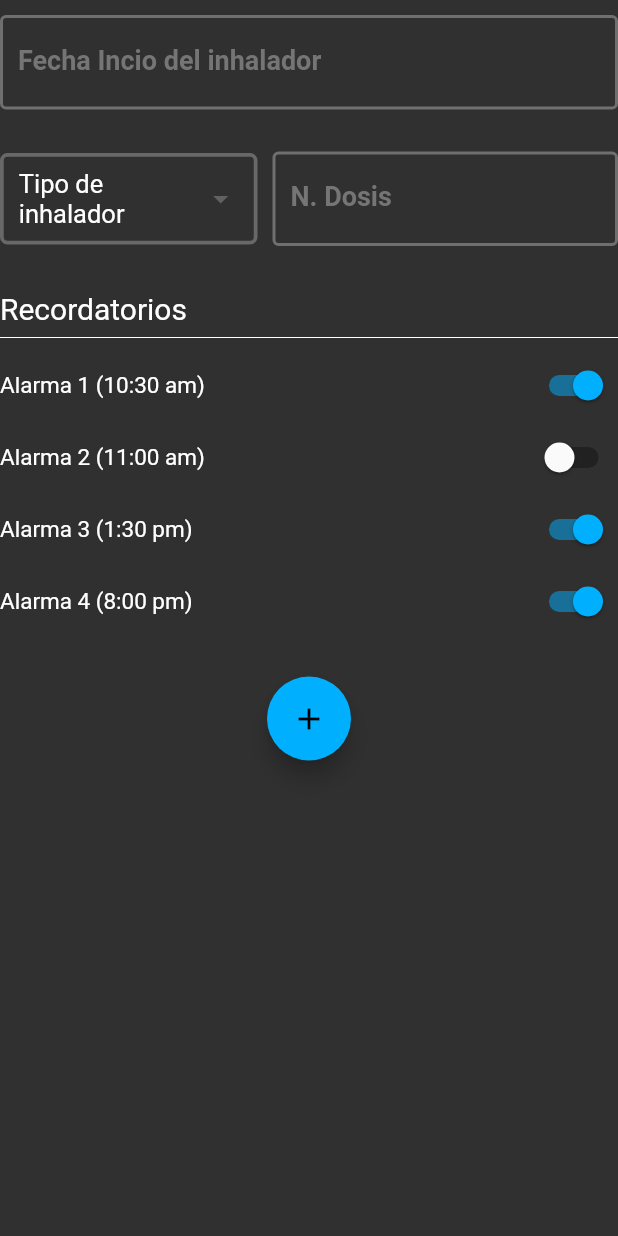
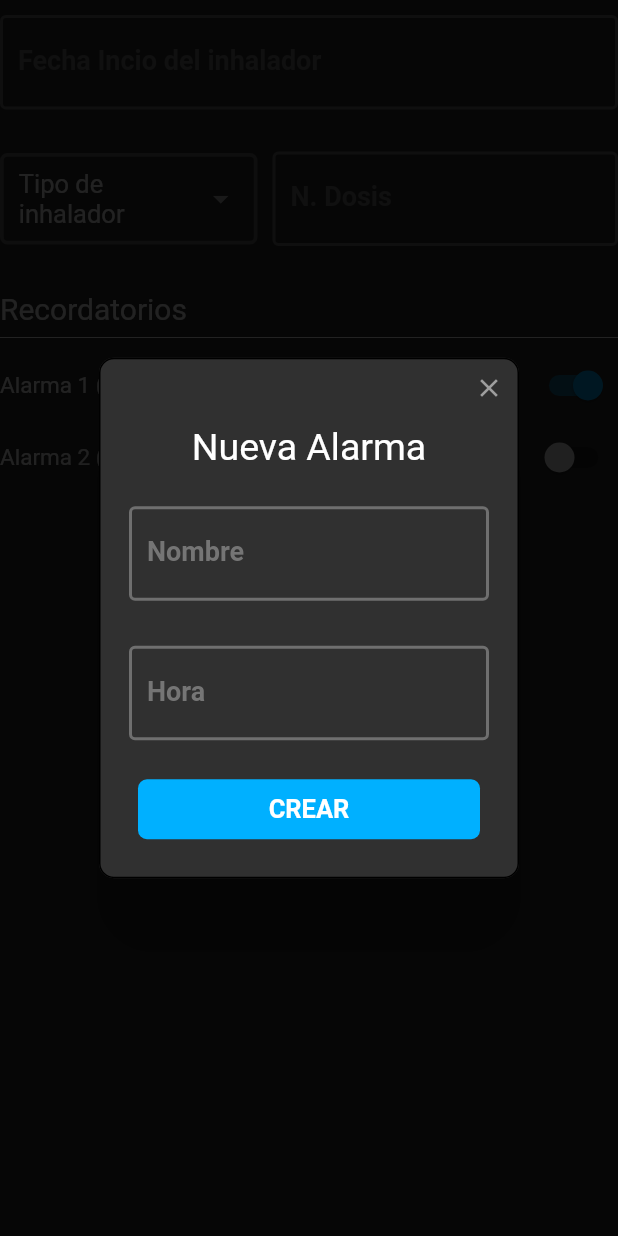
Before and after one commit to criistian14/respikaf, a Flutter app: the Settings widget shown alone on an empty page, opened directly, after a tap on the "add" icon, on a phone screen of 412 x 824 dp. Run offline on Flutter 3.47's test engine with Material 2 defaults, Android fonts, the phone set to English and light mode, and no system bars; drawn by our look-alikes of rflutter_alert; our stand-ins replace bubble_bottom_bar, modal_progress_hud, percent_indicator, shared_preferences; missing offline and left inert: flutter_pdf_viewer; accounts and stored records are empty.

Commit message:
Add alarms

```diff
--- a/lib/main.dart
+++ b/lib/main.dart
@@ -31,13 +31,15 @@ class _MyAppState extends State<MyApp>
 			accentColor: Colors.lightBlueAccent[400],
 			dialogBackgroundColor: Colors.grey[300],
 			canvasColor: Colors.grey[850],
+			dialogTheme: DialogTheme(
+				backgroundColor: Colors.grey[850]
+			),
 
 			buttonTheme: ButtonThemeData(
 				shape: RoundedRectangleBorder(borderRadius: BorderRadius.circular(6)),
 				padding: EdgeInsets.symmetric(horizontal: 20, vertical: 10),
 				buttonColor: Theme.of(context).accentColor
 			),
-
 
 			//fontFamily: 'Roboto',
 			textTheme: TextTheme(
@@ -143,7 +145,7 @@ class _MyAppState extends State<MyApp>
 				GlobalWidgetsLocalizations.delegate
 			],
 			supportedLocales: [
-				const Locale("es")
+				const Locale("es", "CO")
 			],
 			debugShowCheckedModeBanner: false,
 			routes: routes,
--- /dev/null
+++ b/lib/models/Alarm.dart
@@ -0,0 +1,6 @@
+class Alarm
+{
+	final String name, hour;
+
+	Alarm({this.name, this.hour});
+}
--- a/lib/screens/login.dart
+++ b/lib/screens/login.dart
@@ -53,12 +53,12 @@ class _LoginState extends State<Login> {
         _isLoading = false;
       });
 
+		print(response);
+
       // Validate response
-      if (response["message"] == "OK")  {
-
+      if (response["message"] == "OK") {
         prefs.setString('token', response["token"]);
         Navigator.of(context).pushReplacementNamed(Home().tag);
-
       } else {
         _scaffoldKey.currentState.showSnackBar(SnackBar(
             content: Text('No coinciden los datos'),
--- a/lib/screens/settings.dart
+++ b/lib/screens/settings.dart
@@ -2,13 +2,19 @@ import 'package:flutter/material.dart';
 
 
 // Libraries
+import 'package:rflutter_alert/rflutter_alert.dart';
 import 'package:intl/intl.dart';
+import 'package:shared_preferences/shared_preferences.dart';
+import 'dart:convert';
 
 
 // Widgets Custom
 import 'package:respikaf/widgets/InputText.dart';
 import 'package:respikaf/widgets/InputSelect.dart';
 
+
+// Models
+import 'package:respikaf/models/Alarm.dart';
 
 
 class Settings extends StatefulWidget
@@ -19,9 +25,14 @@ class Settings extends StatefulWidget
 
 class _SettingsState extends State<Settings>
 {
-	String dateInitial = '';
-	List<DropdownMenuItem<dynamic>> items = [];
+	String dateInitialString = '', timeInitialString = '';
+	TimeOfDay timeInitial = TimeOfDay.now();
+	DateTime dateInitial = DateTime.now();
+	List<DropdownMenuItem<dynamic>> items = [], itemsFormatTime = [];
+	TextEditingController ctrlHour = new TextEditingController(),
+								ctrlName = new TextEditingController();
 
+	SharedPreferences prefs;
 
 	@override
 	void initState() {
@@ -30,21 +41,33 @@ class _SettingsState extends State<Settings>
 		this.loadData();
 	}
 
-	void loadData()
+	void loadData() async
 	{
+		prefs  = await SharedPreferences.getInstance();
+
 		items = [];
 
 		items.add(DropdownMenuItem(
 			child: Text('Cartucho presurizado'),
 			value: 'Cartucho presurizado',
 		));
-    items.add(DropdownMenuItem(
+    	items.add(DropdownMenuItem(
 			child: Text('Polvo seco'),
 			value: 'Polvo seco',
 		));
-    items.add(DropdownMenuItem(
+    	items.add(DropdownMenuItem(
 			child: Text('Niebla fina'),
 			value: 'Niebla fina',
+		));
+
+		itemsFormatTime.add(DropdownMenuItem(
+			child: Text('PM'),
+			value: 'PM',
+		));
+
+		itemsFormatTime.add(DropdownMenuItem(
+			child: Text('AM'),
+			value: 'AM',
 		));
 	}
 
@@ -54,7 +77,7 @@ class _SettingsState extends State<Settings>
 	{
 		DateTime picked = await showDatePicker(
 			context: context,
-			initialDate: DateTime.now(),
+			initialDate: dateInitial,
 			firstDate: DateTime(2016),
 			lastDate: DateTime(2020),
 			builder: (BuildContext context, Widget child) {
@@ -69,7 +92,75 @@ class _SettingsState extends State<Settings>
 			}
 		);
 
-		if (picked != null) setState(() => dateInitial = DateFormat('dd - MMMM - yyyy', 'es').format(picked).toString());
+		if (picked != null) setState(() {
+			dateInitialString = DateFormat('dd - MMMM - yyyy', 'es').format(picked).toString();
+			dateInitial = picked;
+		});
+	}
+
+	Future _openPickerTime() async
+	{
+		TimeOfDay picked = await showTimePicker(
+			context: context,
+			initialTime: timeInitial
+		);
+
+		if (picked != null && picked != timeInitial) setState(() {
+			timeInitialString = picked.format(context);
+			timeInitial = picked;
+		});
+	}
+
+	_saveClock()
+	{
+		Alarm alarmTemp = Alarm(name: ctrlName.text, hour: timeInitialString);
+
+		String alarmString = jsonEncode(alarmTemp);
+
+		// prefs.setStringList('clocks', List);
+
+		print(alarmString);
+
+		Navigator.of(context).pop();
+	}
+
+
+	_showAddClock()
+	{
+		Alert(
+			context: context,
+			style: AlertStyle(
+				titleStyle: Theme.of(context).textTheme.display2,
+				alertBorder: RoundedRectangleBorder(
+					borderRadius: BorderRadius.circular(10),
+					side: BorderSide(color: Colors.black)
+				)
+			),
+			title: 'Nueva Alarma',
+			content: Column(
+				children: <Widget>[
+					SizedBox(height: 20),
+					InputText(label: 'Nombre',typeInput: TextInputType.text, controller: ctrlName),
+
+					SizedBox(height: 30),
+					GestureDetector(
+						onTap: _openPickerTime,
+						child: AbsorbPointer(
+							child: InputText(label: 'Hora', typeInput: TextInputType.datetime, value: timeInitialString)
+						)
+					),
+				],
+			),
+			buttons: [
+
+				DialogButton(
+					onPressed: _saveClock,
+					child: Text(
+					"CREAR"
+					),
+				),
+			]
+		).show();
 	}
 
 
@@ -97,7 +188,7 @@ class _SettingsState extends State<Settings>
 				GestureDetector(
 					onTap: _openPickerDate,
 					child: AbsorbPointer(
-						child: InputText(label: 'Fecha Incio del inhalador', typeInput: TextInputType.datetime, value: dateInitial)
+						child: InputText(label: 'Fecha Incio del inhalador', typeInput: TextInputType.datetime, value: dateInitialString)
 					)
 				),
 
@@ -124,15 +215,11 @@ class _SettingsState extends State<Settings>
 
 				_clocks('Alarma 2 (11:00 am)', false),
 
-				_clocks('Alarma 3 (1:30 pm)', true),
-
-				_clocks('Alarma 4 (8:00 pm)', true),
-
 
 				SizedBox(height: 26),
 				Align(
 					alignment: Alignment.bottomCenter,
-					child: FloatingActionButton(onPressed: () { }, child: Icon(Icons.add)),
+					child: FloatingActionButton(onPressed: _showAddClock, child: Icon(Icons.add)),
 				)
 
 
--- a/pubspec.yaml
+++ b/pubspec.yaml
@@ -32,6 +32,8 @@ dependencies:
   percent_indicator: "^1.0.15"
   intl: ^0.15.7
   flutter_pdf_viewer: ^0.0.3
+  rflutter_alert:
+  flutter_local_notifications:
 
 
 dev_dependencies:
```
Also changed, not shown: lib/screens/signup.dart (+64 -77 lines), pubspec.lock.
